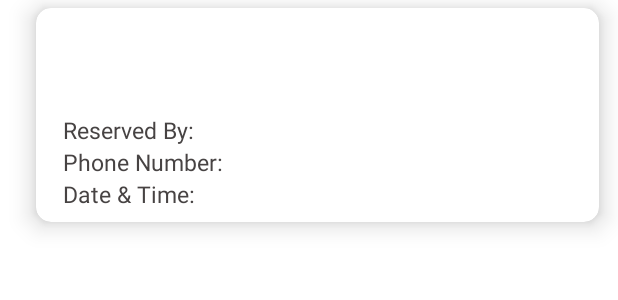
After one commit to EzzAA7/AndroidCarDealership, an Android app: the layout reservation_overview.xml on its own in the app's theme, with its tools: preview values and no code run, on a phone screen of 412 x 824 dp. The commit adds this screen. Shown: the top 300 px of the screen. Run offline under Robolectric (Android 15) with nearby library versions, the phone set to English and light mode, and no system bars.

Commit message:
created ReservationAdapter and implemented it in its fragment

```diff
--- /dev/null
+++ b/app/src/main/java/com/example/cardealer/controller/ReservationAdapter.java
@@ -0,0 +1,70 @@
+package com.example.cardealer.controller;
+
+import android.content.Context;
+import android.view.LayoutInflater;
+import android.view.View;
+import android.view.ViewGroup;
+import android.widget.Button;
+import android.widget.TextView;
+import android.widget.Toast;
+
+import androidx.annotation.NonNull;
+import androidx.recyclerview.widget.RecyclerView;
+
+import com.example.cardealer.R;
+import com.example.cardealer.model.Reservation;
+
+import java.util.ArrayList;
+
+public class ReservationAdapter extends RecyclerView.Adapter<ReservationAdapter.ReservationVH>{
+
+    ArrayList<Reservation> reservations;
+    Context context;
+
+    public ReservationAdapter(ArrayList<Reservation> reservations, Context context) {
+        this.reservations = reservations;
+        this.context = context;
+    }
+
+    @NonNull
+    @Override
+    public ReservationVH onCreateViewHolder(@NonNull ViewGroup parent, int viewType) {
+        LayoutInflater inflater = LayoutInflater.from(context);
+        View view = inflater.inflate(R.layout.reservation_overview,parent, false);
+        ReservationVH rvh = new ReservationVH(view);
+        return rvh;
+    }
+
+    @Override
+    public void onBindViewHolder(@NonNull ReservationVH holder, int position) {
+        Reservation r = reservations.get(position);
+        holder.tvCarInfo.setText((r.getCarInfo()));
+        holder.tvCarDist.setText(r.getCarDistance());
+        holder.tvCarPrice.setText(r.getCarPrice() + " Shekel" );
+        holder.tvCarReserverName.setText(r.getName());
+        holder.tvCarReserverPhone.setText(r.getPhone());
+        holder.tvCarReserverDate.setText(r.getDateTime());
+
+    }
+
+    @Override
+    public int getItemCount() {
+        return reservations.size();
+    }
+
+    class ReservationVH extends RecyclerView.ViewHolder{
+
+        TextView tvCarInfo, tvCarDist, tvCarPrice, tvCarReserverName, tvCarReserverPhone, tvCarReserverDate;
+
+        public ReservationVH(@NonNull View itemView) {
+            super(itemView);
+
+            tvCarInfo = itemView.findViewById(R.id.tvCarInfoRes);
+            tvCarDist = itemView.findViewById(R.id.tvCarDistRes);
+            tvCarPrice = itemView.findViewById(R.id.tvCarPriceRes);
+            tvCarReserverName = itemView.findViewById(R.id.tvCarReserverName);
+            tvCarReserverPhone = itemView.findViewById(R.id.tvCarReserverPhone);
+            tvCarReserverDate = itemView.findViewById(R.id.tvCarReserverDateTime);
+        }
+    }
+}
--- a/app/src/main/java/com/example/cardealer/ui/yourReservations/YourReservationsFragment.java
+++ b/app/src/main/java/com/example/cardealer/ui/yourReservations/YourReservationsFragment.java
@@ -18,7 +18,9 @@ import android.widget.LinearLayout;
 import com.example.cardealer.R;
 import com.example.cardealer.controller.CarAdapter;
 import com.example.cardealer.controller.DataBaseHelper;
+import com.example.cardealer.controller.ReservationAdapter;
 import com.example.cardealer.model.Car;
+import com.example.cardealer.model.Reservation;
 
 import java.util.ArrayList;
 
@@ -26,8 +28,8 @@ public class YourReservationsFragment extends Fragment {
 
     private YourReservationsViewModel mViewModel;
     RecyclerView recyclerView;
-    CarAdapter carAdapter;
-    ArrayList<Car> cars;
+    ReservationAdapter reservationAdapter;
+    ArrayList<Reservation> reservations;
 
     public static YourReservationsFragment newInstance() {
 
@@ -40,14 +42,12 @@ public class YourReservationsFragment extends Fragment {
         View view = inflater.inflate(R.layout.your_reservations_fragment, container, false);
 
         DataBaseHelper dataBaseHelper =new DataBaseHelper(getActivity(),"PROJ", null,1);
-//        LinearLayout linearLayout = (LinearLayout) view.findViewById(R.id.layout);
-//        linearLayout.removeAllViews();
 
         recyclerView = view.findViewById(R.id.recycler_view);
-        cars = Car.carsArrayList;
+        reservations = dataBaseHelper.getAllReservationsList();
 
-        carAdapter = new CarAdapter(cars, getActivity());
-        recyclerView.setAdapter(carAdapter);
+        reservationAdapter = new ReservationAdapter(reservations, getActivity());
+        recyclerView.setAdapter(reservationAdapter);
 
         LinearLayoutManager llm = new LinearLayoutManager(getActivity());
         llm.setOrientation(RecyclerView.VERTICAL);
--- /dev/null
+++ b/app/src/main/res/layout/reservation_overview.xml
@@ -0,0 +1,136 @@
+<?xml version="1.0" encoding="utf-8"?>
+<androidx.cardview.widget.CardView xmlns:android="http://schemas.android.com/apk/res/android"
+    xmlns:app="http://schemas.android.com/apk/res-auto"
+    android:layout_width="375dp"
+    android:layout_height="wrap_content"
+    android:layout_marginLeft="24dp"
+    android:layout_marginTop="5dp"
+    android:layout_marginBottom="10dp"
+    app:cardCornerRadius="10dp"
+    app:cardElevation="10dp">
+
+    <LinearLayout
+        android:layout_width="375dp"
+        android:layout_height="wrap_content"
+        android:layout_margin="8dp"
+        android:orientation="vertical">
+
+
+        <TextView
+            android:id="@+id/tvCarInfoRes"
+            android:layout_width="353dp"
+            android:layout_height="wrap_content"
+            android:layout_marginHorizontal="10dp"
+            android:layout_marginVertical="10dp"
+            android:text=" "
+            android:textAlignment="center"
+            android:textColor="#474343"
+            android:textSize="15dp"
+            android:textStyle="bold" />
+
+
+        <LinearLayout
+            android:layout_width="match_parent"
+            android:layout_height="wrap_content"
+            android:layout_marginHorizontal="10dp"
+            android:orientation="horizontal">
+
+            <TextView
+                android:id="@+id/tvCarDistRes"
+                android:layout_width="244dp"
+                android:layout_height="wrap_content"
+                android:text=" "
+                android:textColor="#474343"
+                android:textSize="15dp" />
+
+            <TextView
+                android:id="@+id/tvCarPriceRes"
+                android:layout_width="116dp"
+                android:layout_height="match_parent"
+                android:text=" "
+                android:textColor="#474343"
+                android:textSize="15dp" />
+
+        </LinearLayout>
+
+        <LinearLayout
+            android:layout_width="352dp"
+            android:layout_height="wrap_content"
+            android:layout_marginHorizontal="10dp"
+            android:orientation="horizontal">
+
+            <TextView
+                android:id="@+id/textViewInfo"
+                android:layout_width="118dp"
+                android:layout_height="match_parent"
+                android:text="Reserved By: "
+                android:textAlignment="textStart"
+                android:textColor="#474343"
+                android:textSize="15dp" />
+
+            <TextView
+                android:id="@+id/tvCarReserverName"
+                android:layout_width="247dp"
+                android:layout_height="match_parent"
+                android:text=" "
+                android:textAlignment="center"
+                android:textColor="#3F51B5"
+                android:textSize="15dp"
+                android:textStyle="bold|italic" />
+        </LinearLayout>
+
+        <LinearLayout
+            android:layout_width="352dp"
+            android:layout_height="wrap_content"
+            android:layout_marginHorizontal="10dp"
+            android:orientation="horizontal">
+
+            <TextView
+                android:id="@+id/textViewInfo2"
+                android:layout_width="118dp"
+                android:layout_height="match_parent"
+                android:text="Phone Number:"
+                android:textAlignment="textStart"
+                android:textColor="#474343"
+                android:textSize="15dp" />
+
+            <TextView
+                android:id="@+id/tvCarReserverPhone"
+                android:layout_width="247dp"
+                android:layout_height="match_parent"
+                android:text=" "
+                android:textAlignment="center"
+                android:textColor="#3F51B5"
+                android:textSize="15dp" />
+
+        </LinearLayout>
+
+        <LinearLayout
+            android:layout_width="352dp"
+            android:layout_height="wrap_content"
+            android:layout_marginHorizontal="10dp"
+            android:orientation="horizontal">
+
+            <TextView
+                android:id="@+id/textViewInfo3"
+                android:layout_width="118dp"
+                android:layout_height="match_parent"
+                android:text="Date &amp; Time:"
+                android:textAlignment="textStart"
+                android:textColor="#474343"
+                android:textSize="15dp" />
+
+            <TextView
+                android:id="@+id/tvCarReserverDateTime"
+                android:layout_width="247dp"
+                android:layout_height="match_parent"
+                android:text=" "
+                android:textAlignment="center"
+                android:textColor="#3F51B5"
+                android:textSize="15dp" />
+
+        </LinearLayout>
+
+    </LinearLayout>
+
+</androidx.cardview.widget.CardView>
```
